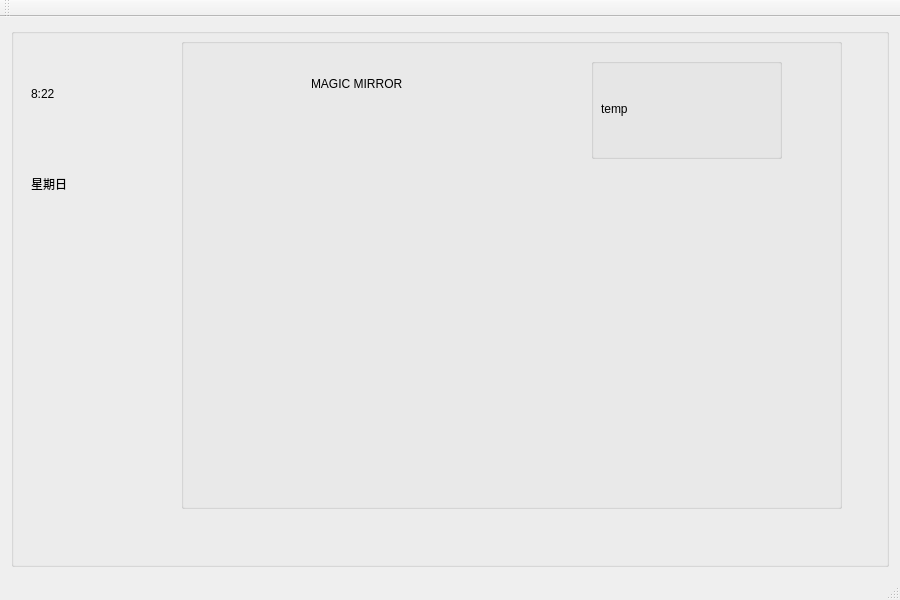
Qt form PORT_MODE/mainwindow.ui (SARS-CLASSIFY/qt_raspi) before a commit.
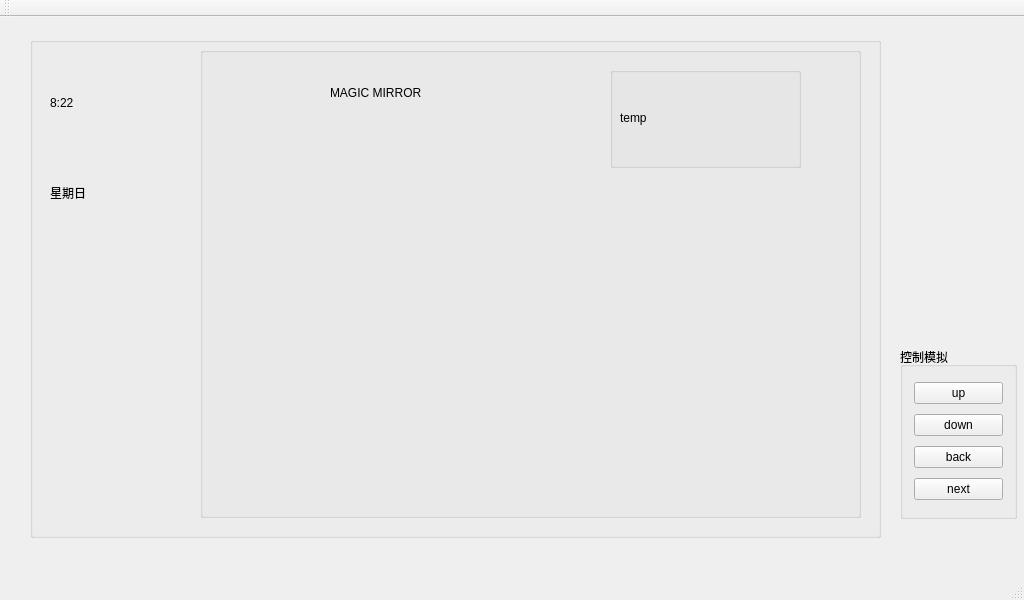
The same form after that commit. Icons and pictures are not drawn.

The edit to the form file:
```diff
--- a/PORT_MODE/mainwindow.ui
+++ b/PORT_MODE/mainwindow.ui
@@ -6,7 +6,7 @@
    <rect>
     <x>0</x>
     <y>0</y>
-    <width>900</width>
+    <width>1024</width>
     <height>600</height>
    </rect>
   </property>
@@ -20,9 +20,24 @@
    <string notr="true"/>
   </property>
   <widget class="QWidget" name="centralWidget">
-   <layout class="QVBoxLayout" name="verticalLayout">
-    <item>
+   <widget class="QWidget" name="widget" native="true">
+    <property name="geometry">
+     <rect>
+      <x>20</x>
+      <y>10</y>
+      <width>871</width>
+      <height>531</height>
+     </rect>
+    </property>
      <widget class="QGroupBox" name="groupBox">
+     <property name="geometry">
+      <rect>
+       <x>10</x>
+       <y>10</y>
+       <width>851</width>
+       <height>501</height>
+      </rect>
+     </property>
       <property name="title">
        <string/>
       </property>
@@ -168,9 +183,51 @@
        </widget>
       </widget>
      </widget>
+   </widget>
+   <widget class="QGroupBox" name="groupBox_4">
+    <property name="geometry">
+     <rect>
+      <x>900</x>
+      <y>330</y>
+      <width>117</width>
+      <height>172</height>
+     </rect>
+    </property>
+    <property name="title">
+     <string>控制模拟</string>
+    </property>
+    <layout class="QGridLayout" name="gridLayout">
+     <item row="0" column="0">
+      <widget class="QPushButton" name="pushButton_3">
+       <property name="text">
+        <string>up</string>
+       </property>
+      </widget>
+     </item>
+     <item row="1" column="0">
+      <widget class="QPushButton" name="pushButton_4">
+       <property name="text">
+        <string>down</string>
+       </property>
+      </widget>
+     </item>
+     <item row="2" column="0">
+      <widget class="QPushButton" name="pushButton_2">
+       <property name="text">
+        <string>back</string>
+       </property>
+      </widget>
+     </item>
+     <item row="3" column="0">
+      <widget class="QPushButton" name="pushButton">
+       <property name="text">
+        <string>next</string>
+       </property>
+      </widget>
     </item>
    </layout>
   </widget>
+  </widget>
   <widget class="QToolBar" name="mainToolBar">
    <attribute name="toolBarArea">
     <enum>TopToolBarArea</enum>
@@ -185,7 +242,7 @@
     <rect>
      <x>0</x>
      <y>0</y>
-     <width>900</width>
+     <width>1024</width>
      <height>26</height>
     </rect>
    </property>
```
Lines whose indentation alone changed are shown as unchanged.
